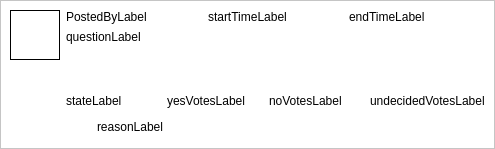
Qt form ui/VoteViewPost.ui (dmzdev/stance) before a commit.
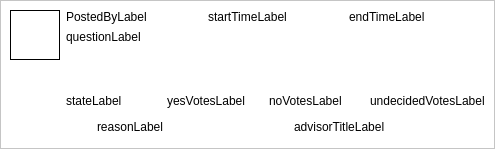
The same form after that commit.

Commit message: - Fixed a size policy issue with the VoteApproval box - Added an Advisor Picture, Name and Title to the VoteApproval box - Modified the time format.

Patch:
```diff
--- a/ui/VoteViewPost.ui
+++ b/ui/VoteViewPost.ui
@@ -272,6 +272,13 @@
           </property>
          </widget>
         </item>
+        <item>
+         <widget class="QLabel" name="advisorTitleLabel">
+          <property name="text">
+           <string>advisorTitleLabel</string>
+          </property>
+         </widget>
+        </item>
        </layout>
       </item>
       <item row="6" column="1">
```
The commit also changes 4 other files.
